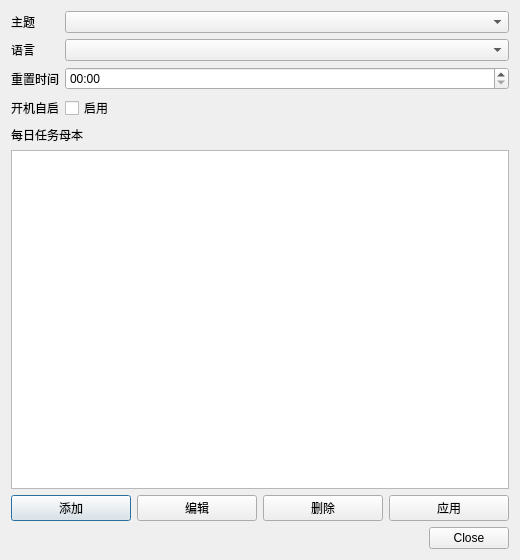
First picture: the form in ui/resources/dialogs/settings_dialog.ui, repository 2436238575/daily-todos, before the edit.
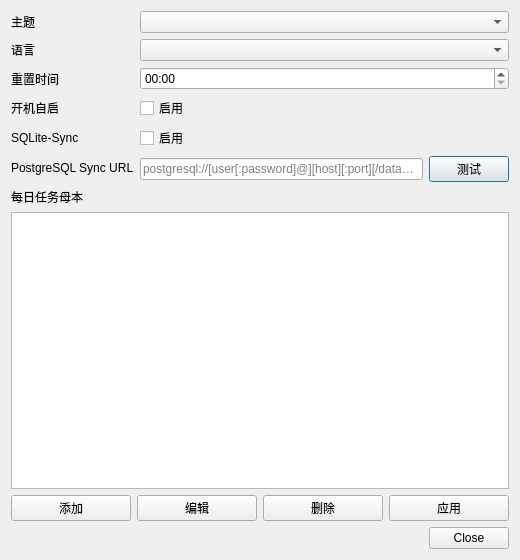
Second picture: the form after the edit.

Patch:
```diff
--- a/ui/resources/dialogs/settings_dialog.ui
+++ b/ui/resources/dialogs/settings_dialog.ui
@@ -64,6 +64,45 @@
        </property>
       </widget>
      </item>
+     <item row="4" column="0">
+      <widget class="QLabel" name="sqliteSyncLabel">
+       <property name="text">
+        <string>SQLite-Sync</string>
+       </property>
+      </widget>
+     </item>
+     <item row="4" column="1">
+      <widget class="QCheckBox" name="sqliteSyncCheckBox">
+       <property name="text">
+        <string>启用</string>
+       </property>
+      </widget>
+     </item>
+     <item row="5" column="0">
+      <widget class="QLabel" name="postgresqlSyncUrlLabel">
+       <property name="text">
+        <string>PostgreSQL Sync URL</string>
+       </property>
+      </widget>
+     </item>
+     <item row="5" column="1">
+      <layout class="QHBoxLayout" name="postgresqlSyncUrlLayout">
+       <item>
+        <widget class="QLineEdit" name="postgresqlSyncUrlLineEdit">
+         <property name="placeholderText">
+          <string>postgresql://[user[:password]@][host][:port][/database]</string>
+         </property>
+        </widget>
+       </item>
+       <item>
+        <widget class="QPushButton" name="testPostgresqlSyncButton">
+         <property name="text">
+          <string>测试</string>
+         </property>
+        </widget>
+       </item>
+      </layout>
+     </item>
     </layout>
    </item>
    <item>
```
